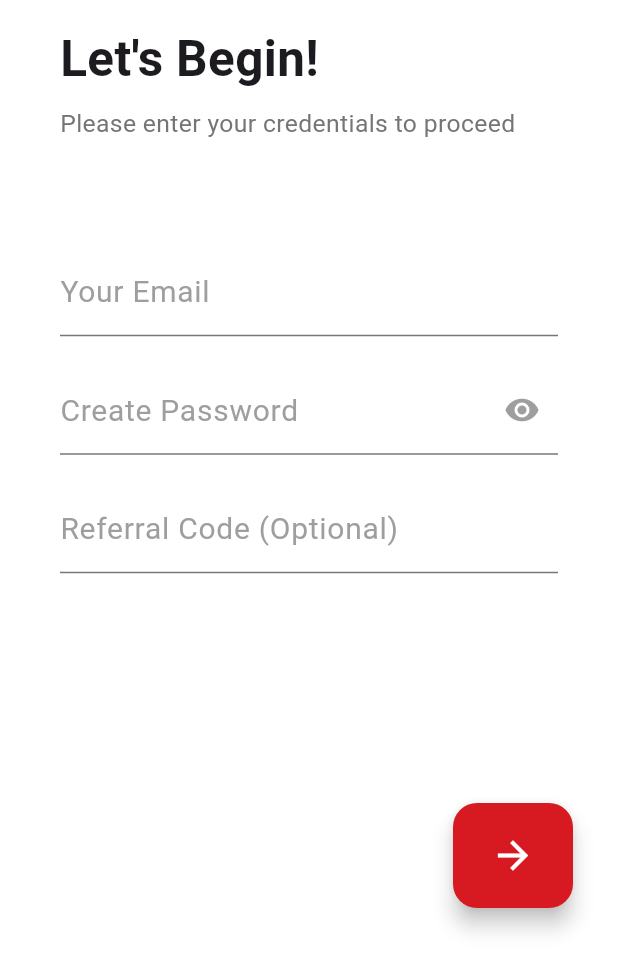
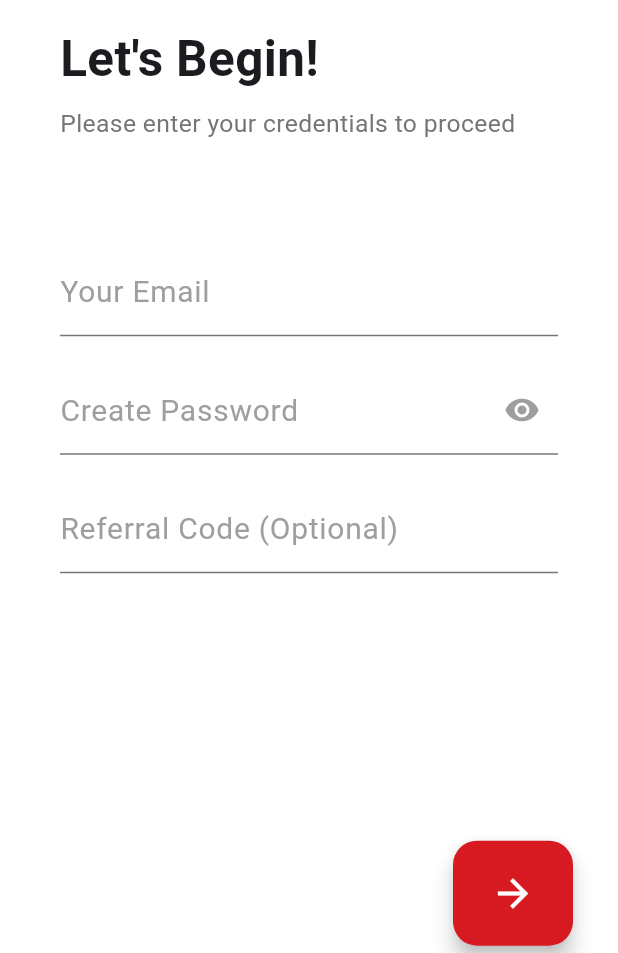
Before and after one commit to Benittostephen/deals_dray, a Flutter app: the RegistrationScreen screen opened directly, on a phone screen of 412 x 824 dp, the part 283-1236 px from its top. Run offline on Flutter 3.47's test engine with Material 3 defaults, Android fonts, the phone set to English and light mode, and no system bars; our stand-ins replace pin_code_fields; network calls fail.

Commit message:
Add Dependency

```diff
--- a/lib/registration_screen.dart
+++ b/lib/registration_screen.dart
@@ -95,14 +95,15 @@ class _RegistrationScreenState extends State<RegistrationScreen> {
     return Scaffold(
       backgroundColor: Colors.white,
       body: SafeArea(
+        child: SingleChildScrollView(
           child: Column(
             crossAxisAlignment: CrossAxisAlignment.center,
             children: [
               Align(
                 alignment: Alignment.topLeft,
                 child: IconButton(
-                icon:
-                    Image.asset('assets/icons/back.png', height: height * 0.03),
+                  icon: Image.asset('assets/icons/back.png',
+                      height: height * 0.03),
                   onPressed: () {
                     Navigator.pop(context);
                   },
@@ -131,13 +132,15 @@ class _RegistrationScreenState extends State<RegistrationScreen> {
                       Text(
                         "Let's Begin!",
                         style: TextStyle(
-                          fontSize: width * 0.08, fontWeight: FontWeight.bold),
+                            fontSize: width * 0.08,
+                            fontWeight: FontWeight.bold),
                       ),
                       SizedBox(height: height * 0.01),
                       Text(
                         'Please enter your credentials to proceed',
                         style: TextStyle(
-                          fontSize: width * 0.04, color: Colors.grey.shade600),
+                            fontSize: width * 0.04,
+                            color: Colors.grey.shade600),
                       ),
                       SizedBox(height: 70),
                       TextFormField(
@@ -205,10 +208,12 @@ class _RegistrationScreenState extends State<RegistrationScreen> {
                   ),
                 ),
               ),
-            Spacer(),
+              SizedBox(
+                height: height * 0.18,
+              ),
               Padding(
-              padding:
-                  const EdgeInsets.symmetric(horizontal: 30.0, vertical: 30.0),
+                padding: const EdgeInsets.symmetric(
+                    horizontal: 30.0, vertical: 30.0),
                 child: Align(
                   alignment: Alignment.bottomRight,
                   child: Container(
@@ -233,6 +238,7 @@ class _RegistrationScreenState extends State<RegistrationScreen> {
             ],
           ),
         ),
+      ),
     );
   }
 }
--- a/pubspec.yaml
+++ b/pubspec.yaml
@@ -76,6 +76,7 @@ flutter:
      - assets/icons/next.png
      - assets/icons/back.png
      - assets/icons/otp.png
+     - assets/icons/chat.png
 
   # An image asset can refer to one or more resolution-specific "variants", see
   # https://flutter.dev/assets-and-images/#resolution-aware
```
Lines whose indentation alone changed are shown as unchanged.
